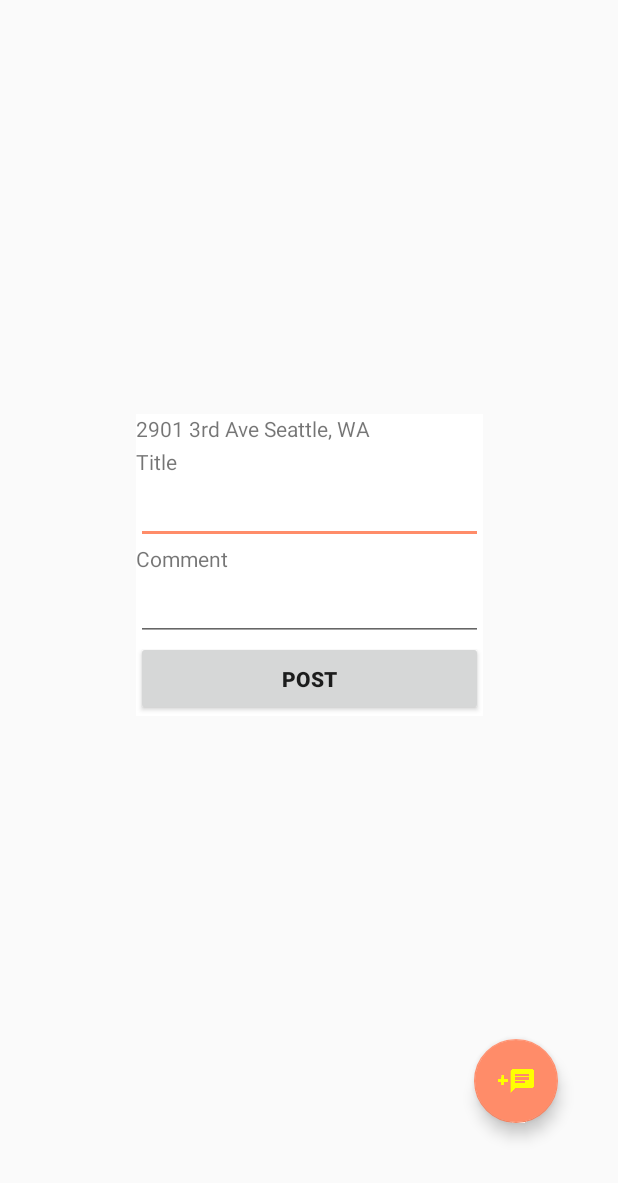
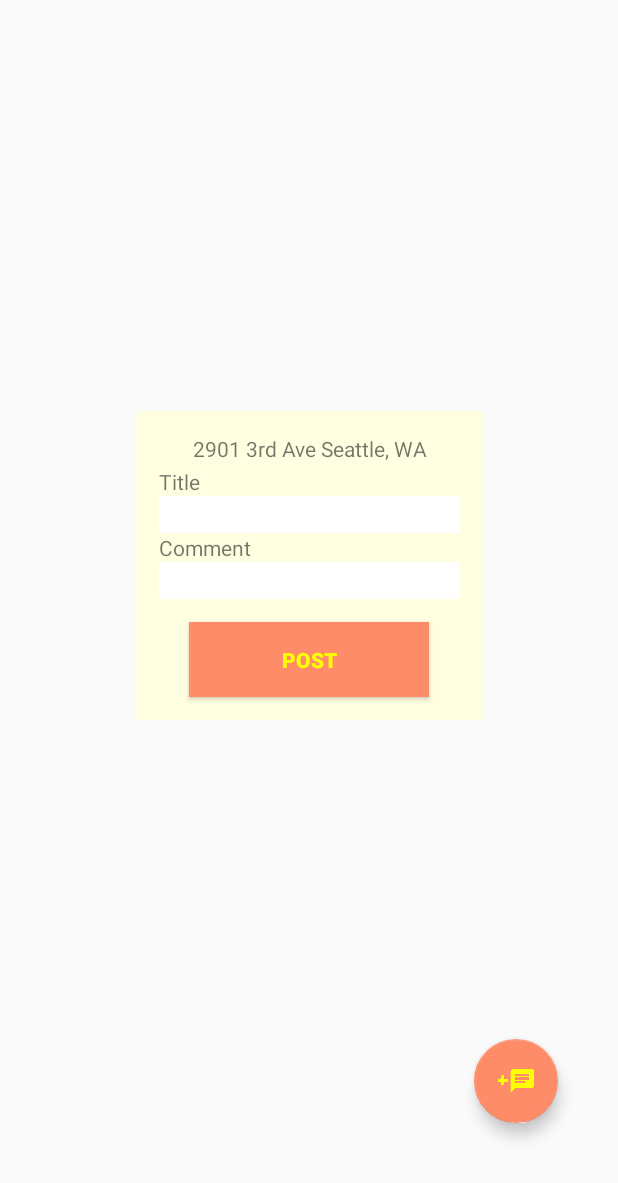
Before and after one commit to BarberShop401/mapChat, an Android app: the screen it shows after launch (MapsActivity), after a tap on an icon or button, on a phone screen of 412 x 824 dp, the part 53-1236 px from its top. Run offline under Robolectric (Android 15) with nearby library versions, the light colour scheme and no system bars; 2 statements that could not run were skipped.

Commit message:
made the form a little prettier

```diff
--- a/app/src/main/AndroidManifest.xml
+++ b/app/src/main/AndroidManifest.xml
@@ -33,7 +33,6 @@
         <activity
             android:name=".MapsActivity"
             android:label="@string/title_activity_maps"></activity>
-        <activity android:name=".MapActivity" />
         <activity android:name=".MainActivity">
             <intent-filter>
                 <action android:name="android.intent.action.MAIN" />
--- a/app/src/main/res/layout/activity_maps.xml
+++ b/app/src/main/res/layout/activity_maps.xml
@@ -37,7 +37,7 @@
             android:layout_height="wrap_content"
             android:orientation="vertical"
             android:visibility="invisible"
-            android:background="#FFFFFF"
+            android:background="#fffee0"
             app:layout_constraintBottom_toBottomOf="parent"
             app:layout_constraintEnd_toEndOf="parent"
             app:layout_constraintStart_toStartOf="parent"
@@ -46,24 +46,35 @@
                 android:id="@+id/commentLocationTextView"
                 android:layout_width="match_parent"
                 android:layout_height="22dp"
+                android:layout_marginTop="15dp"
+                android:layout_marginLeft="15dp"
+                android:layout_marginRight="15dp"
                 android:text="2901 3rd Ave Seattle, WA"
+                android:textAlignment="center"
                 android:layout_gravity="center_horizontal"
                 tools:text="2901 3rd Ave Seattle, WA" />
             <TextView
                 android:id="@+id/commentTitleLabel"
                 android:layout_width="wrap_content"
                 android:layout_height="wrap_content"
+                android:layout_marginLeft="15dp"
+                android:layout_marginRight="15dp"
                 android:text="Title"
                 tools:text="Title" />
             <EditText
                 android:id="@+id/commentTitleEditText"
                 android:layout_width="match_parent"
                 android:layout_height="wrap_content"
+                android:layout_marginLeft="15dp"
+                android:layout_marginRight="15dp"
+                android:background="#FFFFFF"
                 android:ems="10"
                 android:inputType="textPersonName" />
             <TextView
                 android:id="@+id/commentBodyLabel"
                 android:layout_width="wrap_content"
+                android:layout_marginLeft="15dp"
+                android:layout_marginRight="15dp"
                 android:layout_height="19dp"
                 android:text="Comment"
                 tools:text="Comment" />
@@ -71,18 +82,23 @@
                 android:id="@+id/commentBodyEditText"
                 android:layout_width="match_parent"
                 android:layout_height="wrap_content"
+                android:layout_marginLeft="15dp"
+                android:layout_marginRight="15dp"
+                android:background="#FFFFFF"
                 android:ems="10"
                 android:gravity="start|top"
                 android:inputType="textMultiLine" />
             <Button
                 android:id="@+id/commentSubmitButton"
-                android:layout_width="match_parent"
+                android:layout_width="wrap_content"
                 android:layout_height="50dp"
+                android:layout_margin="15dp"
                 android:ems="10"
-                android:gravity="center_horizontal|center_vertical"
+                android:layout_gravity="center"
                 android:text="Post"
                 android:textStyle="bold"
-                tools:text="Post"
+                android:textColor="#FFFF00"
+                android:background="#ff8c69"
                 android:clickable="true"
                 android:onClick="submitCommentButtonClicked" />
         </LinearLayout>
--- a/app/src/main/res/layout/activity_test.xml
+++ b/app/src/main/res/layout/activity_test.xml
@@ -62,10 +62,12 @@
             android:id="@+id/commentSubmitButton"
             android:layout_width="match_parent"
             android:layout_height="35dp"
+            android:background="#ff8c69"
             android:ems="10"
             android:gravity="start|top"
             android:onClick="toggleFormVisibility"
             android:text="Post"
+            android:textColor="#FFFF00"
             android:textStyle="bold"
             tools:text="Post" />
     </LinearLayout>
```
Also changed, not shown: app/src/main/java/com/lucasjwilber/mapchat/MapsActivity.java (+16 -8 lines).
